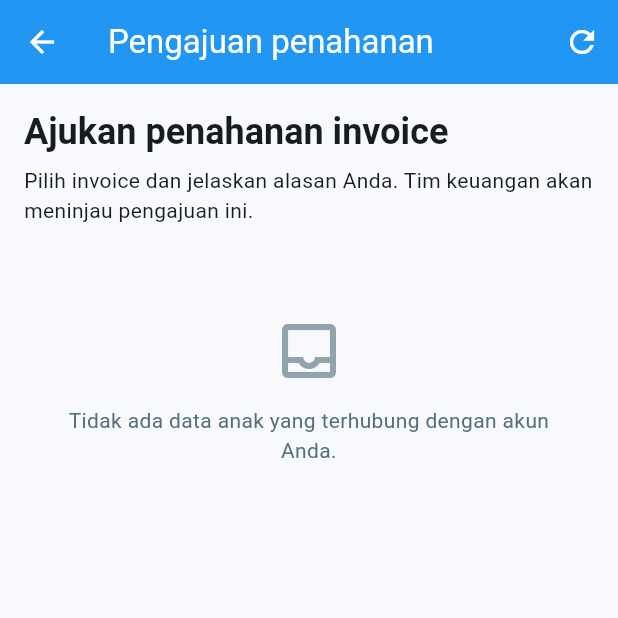
After one commit to kamalMakarim/sekolahbinekas-flutter2, a Flutter app: the InvoicePaymentScreen screen opened by its route, after a tap on "Ajukan penahanan invoice", on a phone screen of 412 x 824 dp, the top half of it. The commit adds this screen. Run offline on Flutter 3.47's test engine with Material 3 defaults, Android fonts, the phone set to English and light mode, and no system bars; our stand-ins replace file_picker, firebase_core, firebase_messaging, flutter_image_compress, flutter_svg, geolocator and 5 more; missing offline and left inert: textf; accounts and stored records are empty; network calls fail.

Commit message:
on hold request

```diff
--- a/analysis_options.yaml
+++ b/analysis_options.yaml
@@ -14,6 +14,7 @@ analyzer:
     - build/**
     - android/**
     - ios/**
+    - web/**
 
 linter:
   # The lint rules applied to this project can be customized in the
--- a/lib/models/request_on_hold.dart
+++ b/lib/models/request_on_hold.dart
@@ -3,12 +3,22 @@ class RequestOnHold {
   final String reason;
   final String studentId;
   final String requestStatus;
+  final DateTime createdAt;
+  final DateTime updatedAt;
+  final String studentName;
+  final String className;
+  final List<HoldInvoice> invoices;
 
   RequestOnHold({
     required this.id,
     required this.reason,
     required this.studentId,
     required this.requestStatus,
+    required this.createdAt,
+    required this.updatedAt,
+    required this.studentName,
+    required this.className,
+    required this.invoices,
   });
 
   //map -> RequestOnHold
@@ -18,6 +28,14 @@ class RequestOnHold {
       reason: map['reason'] as String,
       studentId: map['student_id'] as String,
       requestStatus: map['request_status'] as String,
+      createdAt: DateTime.parse(map['created_at'] as String),
+      updatedAt: DateTime.parse(map['updated_at'] as String),
+      studentName: (map['students'] as Map<String, dynamic>)['name'] as String,
+      className:
+          (map['students'] as Map<String, dynamic>)['class_name'] as String,
+      invoices: (map['request_on_hold_detail'] as List<dynamic>)
+          .map((detail) => HoldInvoice.fromMap(detail as Map<String, dynamic>))
+          .toList(),
     );
   }
 
@@ -31,3 +49,30 @@ class RequestOnHold {
     };
   }
 }
+
+class HoldInvoice {
+    final String id;
+    final String name;
+    final DateTime billMonth;
+    final int quantity;
+    final int pricePerItem;
+
+    HoldInvoice({
+      required this.id,
+      required this.name,
+      required this.billMonth,
+      required this.quantity,
+      required this.pricePerItem,
+    });
+
+    factory HoldInvoice.fromMap(Map<String, dynamic> map) {
+      final invoice = map['invoices'] as Map<String, dynamic>;
+      return HoldInvoice(
+        id: map['invoice_id'] as String,
+        name: invoice['item_name'] as String,
+        billMonth: DateTime.parse(invoice['bill_month'] as String),
+        quantity: map['qty'] as int,
+        pricePerItem: invoice['price_per_item'] as int,
+      );
+    }
+}
--- a/lib/models/request_on_hold_detail.dart
+++ b/lib/models/request_on_hold_detail.dart
@@ -17,7 +17,7 @@ class RequestOnHoldDetail {
       id: map['id'] as String,
       requestOnHoldId: map['request_on_hold_id'] as String,
       invoiceId: map['invoice_id'] as String,
-      quantity: map['quantity'] as int,
+      quantity: map['qty'] as int,
     );
   }
 
@@ -27,7 +27,7 @@ class RequestOnHoldDetail {
       'id': id,
       'request_on_hold_id': requestOnHoldId,
       'invoice_id': invoiceId,
-      'quantity': quantity,
+      'qty': quantity,
     };
   }
 }
--- /dev/null
+++ b/lib/presentation/screens/payment/hold_request_widgets.dart
@@ -0,0 +1,110 @@
+import 'package:flutter/material.dart';
+import 'package:intl/intl.dart';
+import 'package:sekolahbinekas/models/request_on_hold.dart';
+
+String holdCurrency(int amount) => NumberFormat.currency(
+  locale: 'id_ID',
+  symbol: 'Rp ',
+  decimalDigits: 0,
+).format(amount);
+
+class HoldRequestCard extends StatelessWidget {
+  const HoldRequestCard({super.key, required this.request, this.actions});
+
+  final RequestOnHold request;
+  final Widget? actions;
+
+  @override
+  Widget build(BuildContext context) {
+    final (label, color, icon) = switch (request.requestStatus) {
+      'pending' => ('Menunggu', Colors.orange, Icons.schedule),
+      'approved' => ('Disetujui', Colors.green, Icons.check_circle_outline),
+      'rejected' => ('Ditolak', Colors.red, Icons.cancel_outlined),
+      _ => (request.requestStatus, Colors.grey, Icons.info_outline),
+    };
+    final total = request.invoices.fold<int>(
+      0,
+      (sum, invoice) => sum + invoice.pricePerItem * invoice.quantity,
+    );
+    return Card(
+      elevation: 0,
+      margin: const EdgeInsets.only(bottom: 12),
+      shape: RoundedRectangleBorder(borderRadius: BorderRadius.circular(16)),
+      child: Padding(
+        padding: const EdgeInsets.all(16),
+        child: Column(
+          crossAxisAlignment: CrossAxisAlignment.start,
+          children: [
+            Row(
+              children: [
+                Expanded(
+                  child: Text(
+                    request.studentName,
+                    style: const TextStyle(fontWeight: FontWeight.bold, fontSize: 17),
+                  ),
+                ),
+                Icon(icon, size: 16, color: color),
+                const SizedBox(width: 4),
+                Text(label, style: TextStyle(color: color, fontWeight: FontWeight.bold)),
+              ],
+            ),
+            const SizedBox(height: 4),
+            Text(
+              '${request.className}  •  ${DateFormat('d MMM yyyy', 'id_ID').format(request.createdAt.toLocal())}',
+              style: TextStyle(color: Colors.grey.shade600),
+            ),
+            const Divider(height: 24),
+            const Text('Alasan', style: TextStyle(fontWeight: FontWeight.bold)),
+            const SizedBox(height: 4),
+            Text(request.reason),
+            const SizedBox(height: 14),
+            const Text('Invoice', style: TextStyle(fontWeight: FontWeight.bold)),
+            const SizedBox(height: 6),
+            if (request.invoices.isEmpty)
+              const Text('Detail invoice tidak tersedia.')
+            else
+              ...request.invoices.map((invoice) => Padding(
+                padding: const EdgeInsets.only(bottom: 6),
+                child: Text(
+                  '${invoice.name} • ${DateFormat('MMM yyyy', 'id_ID').format(invoice.billMonth)}'
+                  '\n${invoice.quantity} x ${holdCurrency(invoice.pricePerItem)}',
+                ),
+              )),
+            if (request.invoices.isNotEmpty) ...[
+              const SizedBox(height: 6),
+              Text('Total: ${holdCurrency(total)}', style: const TextStyle(fontWeight: FontWeight.bold)),
+            ],
+            if (request.requestStatus != 'pending') ...[
+              const SizedBox(height: 8),
+              Text(
+                'Diproses ${DateFormat('d MMM yyyy', 'id_ID').format(request.updatedAt.toLocal())}',
+                style: TextStyle(color: Colors.grey.shade600, fontSize: 12),
+              ),
+            ],
+            if (actions != null) ...[
+              const SizedBox(height: 12),
+              actions!,
+            ],
+          ],
+        ),
+      ),
+    );
+  }
+}
+
+class HoldEmptyState extends StatelessWidget {
+  const HoldEmptyState({super.key, required this.message});
+  final String message;
+
+  @override
+  Widget build(BuildContext context) => Padding(
+    padding: const EdgeInsets.symmetric(vertical: 40, horizontal: 16),
+    child: Column(
+      children: [
+        Icon(Icons.inbox_outlined, size: 48, color: Colors.blueGrey.shade300),
+        const SizedBox(height: 12),
+        Text(message, textAlign: TextAlign.center, style: TextStyle(color: Colors.blueGrey.shade600)),
+      ],
+    ),
+  );
+}
--- a/lib/presentation/screens/payment/invoice_payment_screen.dart
+++ b/lib/presentation/screens/payment/invoice_payment_screen.dart
@@ -6,6 +6,7 @@ import 'package:sekolahbinekas/models/invoice.dart';
 import 'package:sekolahbinekas/models/student.dart';
 
 import 'payment_options_screen.dart';
+import 'parent_hold_request_screen.dart';
 
 class InvoicePaymentScreen extends StatefulWidget {
   const InvoicePaymentScreen({super.key});
@@ -246,6 +247,17 @@ class _InvoicePaymentScreenState extends State<InvoicePaymentScreen>
                     students: _students,
                     selectedStudent: _selectedStudent,
                     onChanged: _selectStudent,
+                  ),
+                  const SizedBox(height: 12),
+                  OutlinedButton.icon(
+                    onPressed: () async {
+                      await Navigator.of(context).push(
+                        MaterialPageRoute(builder: (_) => const ParentHoldRequestScreen()),
+                      );
+                      if (mounted) _loadInvoices();
+                    },
+                    icon: const Icon(Icons.pause_circle_outline),
+                    label: const Text('Ajukan penahanan invoice'),
                   ),
                   const SizedBox(height: 20),
                   Container(
--- /dev/null
+++ b/lib/presentation/screens/payment/parent_hold_request_screen.dart
@@ -0,0 +1,200 @@
+import 'package:flutter/material.dart';
+import 'package:intl/intl.dart';
+import 'package:sekolahbinekas/data/invoice_database.dart';
+import 'package:sekolahbinekas/data/request_on_hold_database.dart';
+import 'package:sekolahbinekas/data/student_database.dart';
+import 'package:sekolahbinekas/models/invoice.dart';
+import 'package:sekolahbinekas/models/request_on_hold.dart';
+import 'package:sekolahbinekas/models/student.dart';
+
+import 'hold_request_widgets.dart';
+
+class ParentHoldRequestScreen extends StatefulWidget {
+  const ParentHoldRequestScreen({super.key});
+
+  @override
+  State<ParentHoldRequestScreen> createState() => _ParentHoldRequestScreenState();
+}
+
+class _ParentHoldRequestScreenState extends State<ParentHoldRequestScreen> {
+  final _studentsDb = StudentDatabase();
+  final _invoicesDb = InvoiceDatabase();
+  final _requestsDb = RequestOnHoldDatabase();
+  final _reason = TextEditingController();
+  final _selected = <String>{};
+  List<Student> _students = [];
+  Student? _student;
+  List<Invoice> _invoices = [];
+  List<RequestOnHold> _requests = [];
+  bool _loading = true;
+  bool _submitting = false;
+  String? _error;
+  int _loadVersion = 0;
+
+  @override
+  void initState() {
+    super.initState();
+    _loadStudents();
+  }
+
+  @override
+  void dispose() {
+    _reason.dispose();
+    super.dispose();
+  }
+
+  Future<void> _loadStudents() async {
+    setState(() { _loading = true; _error = null; });
+    try {
+      final students = await _studentsDb.getMyChildren();
+      if (!mounted) return;
+      setState(() {
+        _students = students;
+        _student = students.isEmpty ? null : students.first;
+        _loading = false;
+      });
+      if (_student != null) await _loadStudent();
+    } catch (error) {
+      debugPrint('Failed to load students for hold request: $error');
+      if (!mounted) return;
+      setState(() { _loading = false; _error = 'Data anak tidak dapat dimuat. Silakan coba lagi.'; });
+    }
+  }
+
+  Future<void> _loadStudent() async {
+    final student = _student;
+    if (student == null) return;
+    final version = ++_loadVersion;
+    setState(() { _loading = true; _error = null; _selected.clear(); });
+    try {
+      final invoices = await _invoicesDb.getInvoicesByStudentId(student.id, null, ['issued']);
+      final requests = await _requestsDb.getRequestOnHolds(studentId: student.id);
+      if (!mounted || version != _loadVersion) return;
+      setState(() { _invoices = invoices; _requests = requests; _loading = false; });
+    } catch (error) {
+      debugPrint('Failed to load hold requests: $error');
+      if (!mounted || version != _loadVersion) return;
+      setState(() { _loading = false; _error = 'Data pengajuan tidak dapat dimuat. Silakan coba lagi.'; });
+    }
+  }
+
+  Future<void> _submit() async {
+    final student = _student;
+    final reason = _reason.text.trim();
+    if (student == null || _selected.isEmpty || reason.isEmpty) {
+      ScaffoldMessenger.of(context).showSnackBar(const SnackBar(content: Text('Pilih invoice dan isi alasan pengajuan.')));
+      return;
+    }
+    setState(() => _submitting = true);
+    try {
+      await _requestsDb.submit(studentId: student.id, reason: reason, invoiceIds: _selected.toList());
+      if (!mounted) return;
+      _reason.clear();
+      ScaffoldMessenger.of(context).showSnackBar(const SnackBar(content: Text('Pengajuan berhasil dikirim.')));
+      await _loadStudent();
+    } catch (error) {
+      debugPrint('Failed to submit hold request: $error');
+      if (!mounted) return;
+      ScaffoldMessenger.of(context).showSnackBar(const SnackBar(content: Text('Pengajuan gagal. Invoice mungkin sudah berubah atau sedang diajukan; muat ulang dan coba lagi.')));
+    } finally {
+      if (mounted) setState(() => _submitting = false);
+    }
+  }
+
+  @override
+  Widget build(BuildContext context) {
+    final pendingInvoiceIds = _requests
+        .where((request) => request.requestStatus == 'pending')
+        .expand((request) => request.invoices.map((invoice) => invoice.id))
+        .toSet();
+    return Scaffold(
+      backgroundColor: const Color(0xfff7f9fc),
+      appBar: AppBar(
+        title: const Text('Pengajuan penahanan'),
+        backgroundColor: Colors.blue,
+        foregroundColor: Colors.white,
+        actions: [
+          IconButton(
+            tooltip: 'Muat ulang',
+            onPressed: _loading || _submitting
+                ? null
+                : (_student == null ? _loadStudents : _loadStudent),
+            icon: const Icon(Icons.refresh),
+          ),
+        ],
+      ),
+      body: ListView(
+        padding: const EdgeInsets.all(16),
+        children: [
+          Text('Ajukan penahanan invoice', style: Theme.of(context).textTheme.headlineSmall?.copyWith(fontWeight: FontWeight.bold)),
+          const SizedBox(height: 6),
+          const Text('Pilih invoice dan jelaskan alasan Anda. Tim keuangan akan meninjau pengajuan ini.'),
+          const SizedBox(height: 20),
+          if (_students.isNotEmpty)
+            DropdownButtonFormField<Student>(
+              initialValue: _student,
+              decoration: const InputDecoration(labelText: 'Anak', prefixIcon: Icon(Icons.person_outline), border: OutlineInputBorder(), filled: true, fillColor: Colors.white),
+              items: _students.map((student) => DropdownMenuItem(value: student, child: Text('${student.name} • ${student.class_name}'))).toList(),
+              onChanged: _submitting ? null : (student) {
+                if (student == null || student == _student) return;
+                setState(() { _student = student; _reason.clear(); });
+                _loadStudent();
+              },
+            ),
+          if (_loading)
+            const Padding(padding: EdgeInsets.all(40), child: Center(child: CircularProgressIndicator()))
+          else if (_error != null) ...[
+            const SizedBox(height: 20),
+            Text(_error!, style: const TextStyle(color: Colors.red)),
+            TextButton(onPressed: _student == null ? _loadStudents : _loadStudent, child: const Text('Coba lagi')),
+          ] else if (_student == null)
+            const HoldEmptyState(message: 'Tidak ada data anak yang terhubung dengan akun Anda.')
+          else ...[
+            const SizedBox(height: 24),
+            const Text('Pilih invoice terbit', style: TextStyle(fontSize: 18, fontWeight: FontWeight.bold)),
+            const SizedBox(height: 4),
+            const Text('Penahanan berlaku untuk seluruh jumlah invoice yang dipilih.'),
+            const SizedBox(height: 10),
+            if (_invoices.isEmpty)
+              const HoldEmptyState(message: 'Tidak ada invoice terbit untuk diajukan.')
+            else
+              ..._invoices.map((invoice) => Card(
+                elevation: 0,
+                child: CheckboxListTile(
+                  value: _selected.contains(invoice.id),
+                  onChanged: _submitting || pendingInvoiceIds.contains(invoice.id) ? null : (checked) => setState(() {
+                    if (checked == true) { _selected.add(invoice.id); } else { _selected.remove(invoice.id); }
+                  }),
+                  title: Text(invoice.itemName, style: const TextStyle(fontWeight: FontWeight.bold)),
+                  subtitle: Text('${DateFormat('MMM yyyy', 'id_ID').format(invoice.billMonth)} • ${invoice.quantity} x ${holdCurrency(invoice.pricePerItem)}${pendingInvoiceIds.contains(invoice.id) ? '\nSedang menunggu peninjauan' : ''}'),
+                  controlAffinity: ListTileControlAffinity.leading,
+                ),
+              )),
+            const SizedBox(height: 16),
+            TextField(
+              controller: _reason,
+              enabled: !_submitting,
+              maxLines: 4,
+              maxLength: 1000,
+              decoration: const InputDecoration(labelText: 'Alasan pengajuan', hintText: 'Ceritakan alasan Anda mengajukan penahanan', border: OutlineInputBorder(), filled: true, fillColor: Colors.white),
+            ),
+            const SizedBox(height: 12),
+            FilledButton.icon(
+              onPressed: _submitting || _invoices.isEmpty ? null : _submit,
+              icon: _submitting ? const SizedBox(width: 18, height: 18, child: CircularProgressIndicator(strokeWidth: 2)) : const Icon(Icons.send_outlined),
+              label: Text(_submitting ? 'Mengirim...' : 'Kirim pengajuan'),
+              style: FilledButton.styleFrom(padding: const EdgeInsets.all(16)),
+            ),
+            const SizedBox(height: 28),
+            const Text('Riwayat pengajuan', style: TextStyle(fontSize: 18, fontWeight: FontWeight.bold)),
+            const SizedBox(height: 10),
+            if (_requests.isEmpty)
+              const HoldEmptyState(message: 'Belum ada pengajuan untuk anak ini.')
+            else
+              ..._requests.map((request) => HoldRequestCard(request: request)),
+          ],
+        ],
+      ),
+    );
+  }
+}
```
Also changed, not shown: lib/data/request_on_hold_database.dart (+29 -11 lines), lib/presentation/screens/home/home_screen.dart (+12 -0 lines), lib/presentation/screens/payment/accountant_hold_request_screen.dart (added, +128 -0 lines), pubspec.lock, 11 other files.
